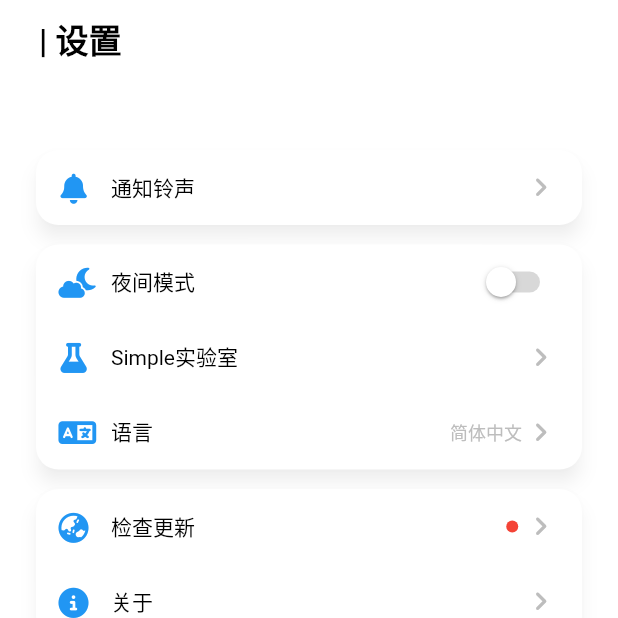
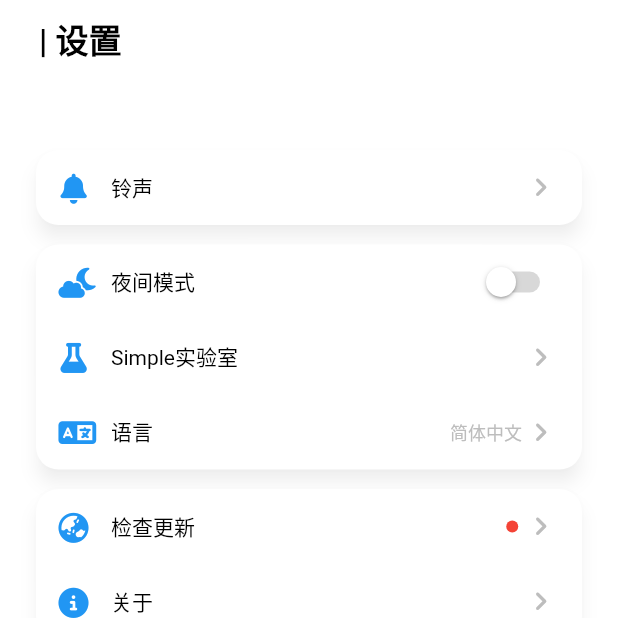
Before and after one commit to liuxiyuan-2022/simple_timer, a Flutter app: the screen it shows after launch, swiped to page 3, on a phone screen of 412 x 824 dp, the top half of it. Run offline on Flutter 3.47's test engine with Material 2 defaults, Android fonts, the phone set to English and light mode, and no system bars; our stand-ins replace animated_flip_counter, font_awesome_flutter, get, numberpicker, shared_preferences, stop_watch_timer; missing offline and left inert: flutter_ringtone_player; Roboto replaces fonts that are missing (Harmony).

Commit message:
修复秒表millsecond刷新过快

```diff
--- a/lib/controller/timer_controller.dart
+++ b/lib/controller/timer_controller.dart
@@ -169,7 +169,7 @@ class TimerController extends GetxController
         _seconds.value++;
       },
     );
-
+    Get.closeAllSnackbars();
     // 显示Snackbar
     Get.showSnackbar(
       GetSnackBar(
@@ -250,7 +250,6 @@ class TimerController extends GetxController
               {
                 // FlutterRingtonePlayer.stop();
                 // _timer.cancel();
-                printInfo(info: 'CLOSING');
                 break;
               }
             default:
--- a/lib/l10n/messages.dart
+++ b/lib/l10n/messages.dart
@@ -11,25 +11,31 @@ class Messages extends Translations {
           'timer': '计时器',
           'setting': '设置',
           'stop_watch': '秒表',
-          'notification_bell': '通知铃声',
+          'ringtone': '铃声',
           'dark_mode': '夜间模式',
           'lab': 'Simple实验室',
           'language': '语言',
           'check_updates': '检查更新',
           'about': '关于',
           'set_Language': "设置语言",
+          'timer_hour': '时',
+          'timer_minute': '分',
+          'timer_second': '秒',
         },
         'en_US': {
           'timer': 'Timer',
           'setting': 'Settings',
           'stop_watch': 'StopWatch',
-          'notification_bell': 'Check updates',
+          'ringtone': 'Ringtone',
           'dark_mode': 'DarkMode',
           'lab': 'Simple Lab',
           'language': 'Language',
           'check_updates': 'Check updates',
           'about': 'About',
           'set_Language': "Set Language",
+          'timer_hour': 'H',
+          'timer_minute': 'M',
+          'timer_second': 'S',
         }
       };
 }
--- a/lib/pages/settings_page.dart
+++ b/lib/pages/settings_page.dart
@@ -34,7 +34,7 @@ class SettingsPage extends GetView<SettingsController> {
                     */
                     SetOption(
                       leading: FontAwesomeIcons.solidBell,
-                      title: 'notification_bell'.tr,
+                      title: 'ringtone'.tr,
                       onTap: () {},
                     ),
                   ],
--- a/lib/widgets/stop_watch_counter.dart
+++ b/lib/widgets/stop_watch_counter.dart
@@ -72,7 +72,10 @@ class StopWatchCounter extends GetView<StopWatchController> {
             ).marginOnly(left: 5, right: 5),
 
             // millsecond
-            Text(
+            GetBuilder(
+              id: 'stop_watch_ms',
+              init: StopWatchController(),
+              builder: (_) => Text(
                 controller.timerMillSecond.value.toString().padLeft(2, '0'),
                 style: TextStyle(
                   color: (controller.timerMillSecond.value == 0 &&
@@ -83,6 +86,7 @@ class StopWatchCounter extends GetView<StopWatchController> {
                   fontSize: size,
                 ),
               ),
+            ),
           ],
         ),
       ),
--- a/lib/widgets/timer_picker.dart
+++ b/lib/widgets/timer_picker.dart
@@ -58,7 +58,7 @@ class TimerPicker extends GetView<TimerController> {
                     TimerController.to.timerHour.value = value;
                   },
                 ),
-                Text('时', style: _theme.textTheme.subtitle1)
+                Text('timer_hour'.tr, style: _theme.textTheme.subtitle1)
                     .marginOnly(right: 20),
 
                 // 分钟
@@ -75,7 +75,7 @@ class TimerPicker extends GetView<TimerController> {
                     TimerController.to.timerMinute.value = value;
                   },
                 ),
-                Text('分', style: _theme.textTheme.subtitle1)
+                Text('timer_minute'.tr, style: _theme.textTheme.subtitle1)
                     .marginOnly(right: 20),
 
                 // 秒
@@ -92,7 +92,7 @@ class TimerPicker extends GetView<TimerController> {
                     TimerController.to.timerSecond.value = value;
                   },
                 ),
-                Text('秒', style: _theme.textTheme.subtitle1),
+                Text('timer_second'.tr, style: _theme.textTheme.subtitle1),
               ],
             ),
           ],
```
Also changed, not shown: lib/controller/stop_watch_controller.dart (+9 -0 lines), 1 other file. Lines whose indentation alone changed are shown as unchanged.
